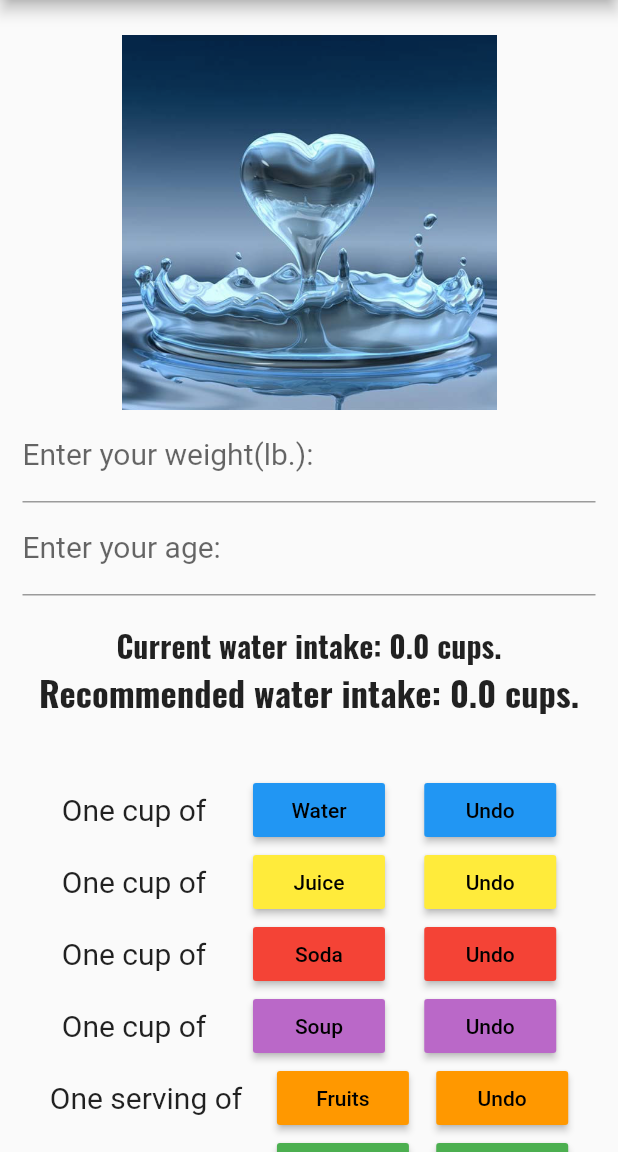
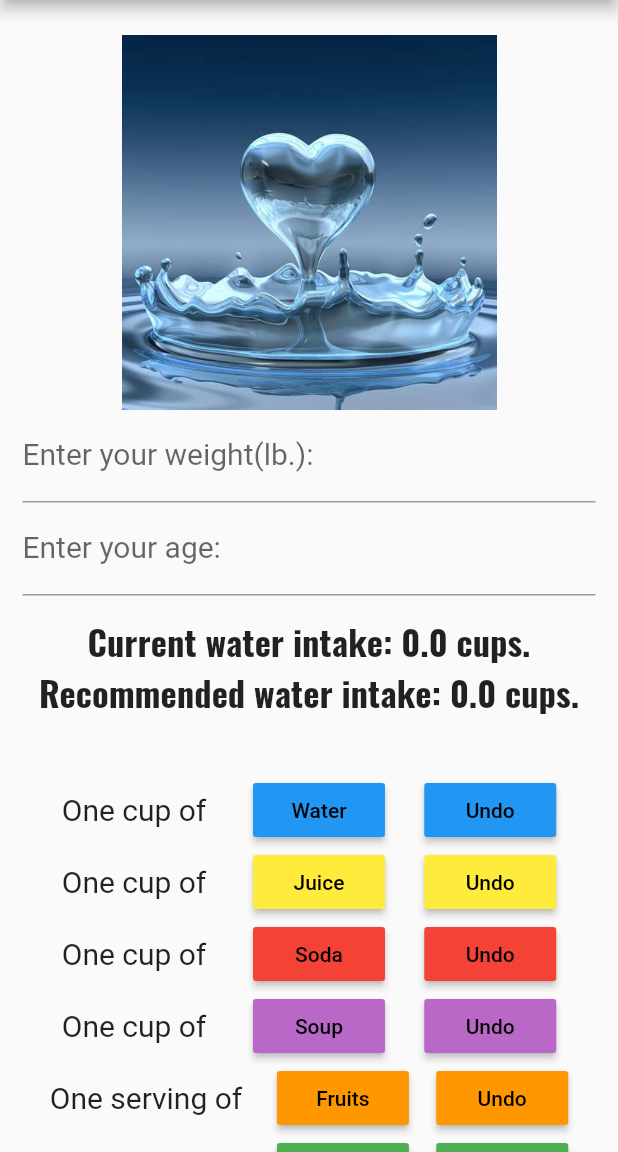
Before and after one commit to alvinwang922/Staydrated, a Flutter app: the screen it shows after launch, on a phone screen of 412 x 824 dp, the part 84-1236 px from its top. Run offline on Flutter 3.47's test engine with Material 2 defaults, Android fonts, the phone set to English and light mode, and no system bars.

Commit message:
App features

```diff
--- a/lib/main.dart
+++ b/lib/main.dart
@@ -326,7 +326,7 @@ class NewApp extends State<MyApp> {
                       new Text(
                         ' ',
                         style: new TextStyle(
-                          fontSize: 15.0,
+                          fontSize: 12.0,
                         ),
                       ),
                       new Text(
@@ -334,7 +334,7 @@ class NewApp extends State<MyApp> {
                         textAlign: TextAlign.center,
                         style: new TextStyle(
                           fontWeight: FontWeight.bold,
-                          fontSize: 20.0,
+                          fontSize: 23.0,
                           fontFamily: 'Oswald',
                         ),
                       ),
```
Also changed, not shown: 1 other file.
